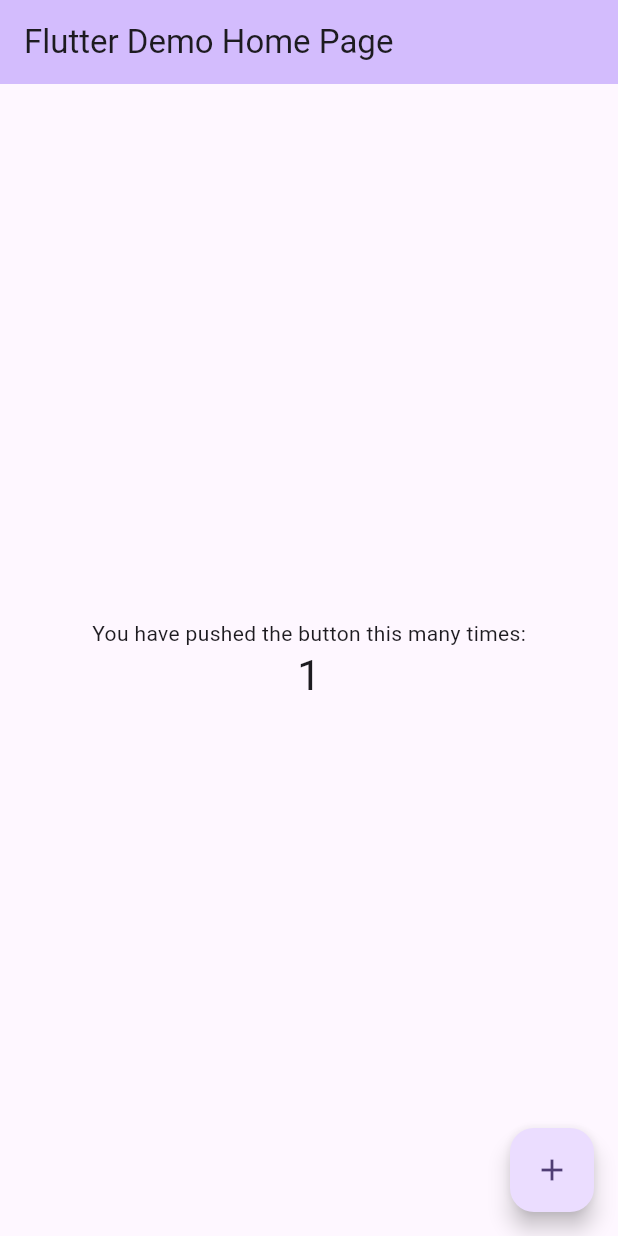
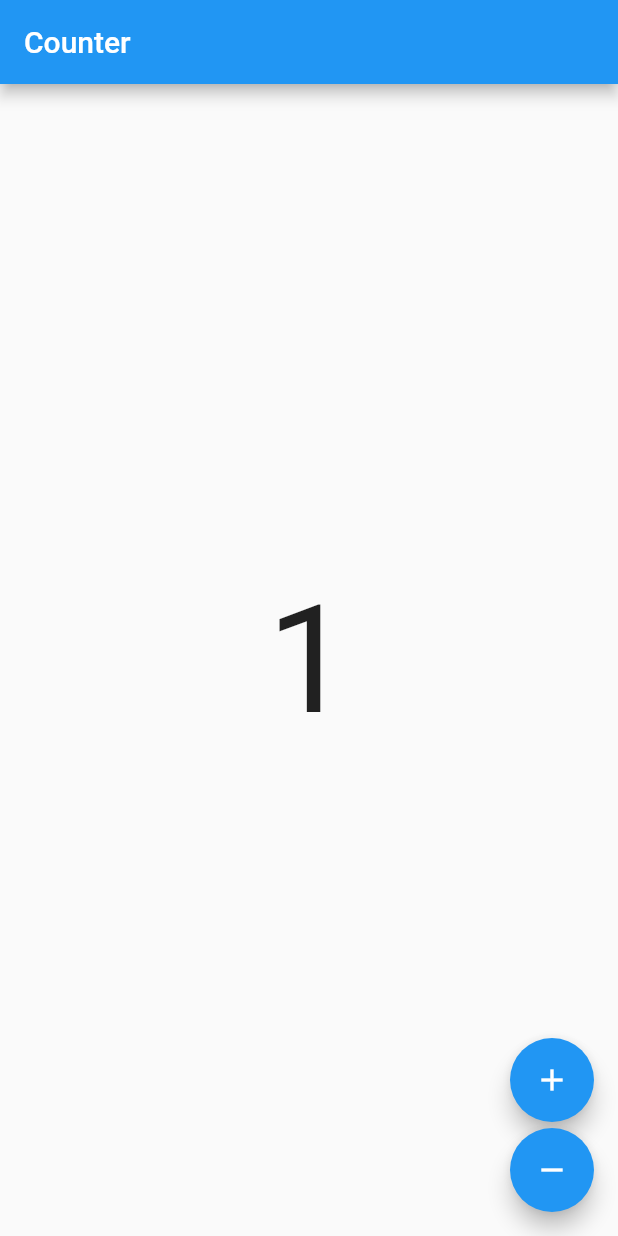
Before and after one commit to JuandaPatra/ecommerce_flutter_app, a Flutter app: the screen it shows after launch, after a tap on the "add" icon, on a phone screen of 412 x 824 dp. Run offline on Flutter 3.47's test engine with Material 2 defaults, Android fonts, the phone set to English and light mode, and no system bars; our stand-ins replace flutter_bloc.

```diff
--- /dev/null
+++ b/lib/counter_cubit.dart
@@ -0,0 +1,8 @@
+import 'package:flutter_bloc/flutter_bloc.dart';
+
+class CounterCubit extends Cubit<int> {
+  CounterCubit() : super(0);
+
+  void increment() => emit(state + 1);
+  void decrement() => emit(state - 1);
+}
--- a/lib/main.dart
+++ b/lib/main.dart
@@ -1,125 +1,77 @@
+// import 'package:flutter/material.dart';
+
+// void main() {
+//   runApp(const MyApp());
+// }
+
+// class MyApp extends StatelessWidget {
+//   const MyApp({super.key});
+
+//   @override
+//   Widget build(BuildContext context) {
+//     return const MaterialApp(
+//       title: 'Flutter E-Commerce',
+//       debugShowCheckedModeBanner: false,
+//       home: MyHomePage(),
+
+//     );
+//   }
+// }
+
+
+// class MyHomePage extends StatelessWidget {
+//   const MyHomePage({super.key});
+
+//   @override
+//   Widget build(BuildContext context) {
+//     return const Scaffold(
+//       body:  Center(child: Text('halaman home'),),
+//     );
+//   }
+// }
+
+import 'package:ecommerce_app/counter_cubit.dart';
 import 'package:flutter/material.dart';
+import 'package:flutter_bloc/flutter_bloc.dart';
 
-void main() {
-  runApp(const MyApp());
-}
+void main() => runApp(CounterApp());
 
-class MyApp extends StatelessWidget {
-  const MyApp({super.key});
-
-  // This widget is the root of your application.
+class CounterApp extends StatelessWidget {
   @override
   Widget build(BuildContext context) {
     return MaterialApp(
-      title: 'Flutter Demo',
-      theme: ThemeData(
-        // This is the theme of your application.
-        //
-        // TRY THIS: Try running your application with "flutter run". You'll see
-        // the application has a blue toolbar. Then, without quitting the app,
-        // try changing the seedColor in the colorScheme below to Colors.green
-        // and then invoke "hot reload" (save your changes or press the "hot
-        // reload" button in a Flutter-supported IDE, or press "r" if you used
-        // the command line to start the app).
-        //
-        // Notice that the counter didn't reset back to zero; the application
-        // state is not lost during the reload. To reset the state, use hot
-        // restart instead.
-        //
-        // This works for code too, not just values: Most code changes can be
-        // tested with just a hot reload.
-        colorScheme: ColorScheme.fromSeed(seedColor: Colors.deepPurple),
-        useMaterial3: true,
+      home: BlocProvider(
+        create: (_) => CounterCubit(),
+        child: CounterPage(),
       ),
-      home: const MyHomePage(title: 'Flutter Demo Home Page'),
     );
   }
 }
 
-class MyHomePage extends StatefulWidget {
-  const MyHomePage({super.key, required this.title});
 
-  // This widget is the home page of your application. It is stateful, meaning
-  // that it has a State object (defined below) that contains fields that affect
-  // how it looks.
-
-  // This class is the configuration for the state. It holds the values (in this
-  // case the title) provided by the parent (in this case the App widget) and
-  // used by the build method of the State. Fields in a Widget subclass are
-  // always marked "final".
-
-  final String title;
-
-  @override
-  State<MyHomePage> createState() => _MyHomePageState();
-}
-
-class _MyHomePageState extends State<MyHomePage> {
-  int _counter = 0;
-
-  void _incrementCounter() {
-    setState(() {
-      // This call to setState tells the Flutter framework that something has
-      // changed in this State, which causes it to rerun the build method below
-      // so that the display can reflect the updated values. If we changed
-      // _counter without calling setState(), then the build method would not be
-      // called again, and so nothing would appear to happen.
-      _counter++;
-    });
-  }
-
+class CounterPage extends StatelessWidget {
   @override
   Widget build(BuildContext context) {
-    // This method is rerun every time setState is called, for instance as done
-    // by the _incrementCounter method above.
-    //
-    // The Flutter framework has been optimized to make rerunning build methods
-    // fast, so that you can just rebuild anything that needs updating rather
-    // than having to individually change instances of widgets.
     return Scaffold(
-      appBar: AppBar(
-        // TRY THIS: Try changing the color here to a specific color (to
-        // Colors.amber, perhaps?) and trigger a hot reload to see the AppBar
-        // change color while the other colors stay the same.
-        backgroundColor: Theme.of(context).colorScheme.inversePrimary,
-        // Here we take the value from the MyHomePage object that was created by
-        // the App.build method, and use it to set our appbar title.
-        title: Text(widget.title),
+      appBar: AppBar(title: const Text('Counter')),
+      body: BlocBuilder<CounterCubit, int>(
+        builder: (context, count) => Center(child: Text('$count', style: const TextStyle(fontSize: 100),)),
       ),
-      body: Center(
-        // Center is a layout widget. It takes a single child and positions it
-        // in the middle of the parent.
-        child: Column(
-          // Column is also a layout widget. It takes a list of children and
-          // arranges them vertically. By default, it sizes itself to fit its
-          // children horizontally, and tries to be as tall as its parent.
-          //
-          // Column has various properties to control how it sizes itself and
-          // how it positions its children. Here we use mainAxisAlignment to
-          // center the children vertically; the main axis here is the vertical
-          // axis because Columns are vertical (the cross axis would be
-          // horizontal).
-          //
-          // TRY THIS: Invoke "debug painting" (choose the "Toggle Debug Paint"
-          // action in the IDE, or press "p" in the console), to see the
-          // wireframe for each widget.
-          mainAxisAlignment: MainAxisAlignment.center,
-          children: <Widget>[
-            const Text(
-              'You have pushed the button this many times:',
-            ),
-            Text(
-              '$_counter',
-              style: Theme.of(context).textTheme.headlineMedium,
-            ),
-          ],
-        ),
+      floatingActionButton: Column(
+        crossAxisAlignment: CrossAxisAlignment.end,
+        mainAxisAlignment: MainAxisAlignment.end,
+        children: <Widget>[
+          FloatingActionButton(
+            child: const Icon(Icons.add),
+            onPressed: () => context.read<CounterCubit>().increment(),
+          ),
+          const SizedBox(height: 4),
+          FloatingActionButton(
+            child: const Icon(Icons.remove),
+            onPressed: () => context.read<CounterCubit>().decrement(),
+          ),
+        ],
       ),
-      floatingActionButton: FloatingActionButton(
-        onPressed: _incrementCounter,
-        tooltip: 'Increment',
-        child: const Icon(Icons.add),
-      ), // This trailing comma makes auto-formatting nicer for build methods.
     );
   }
 }
--- a/pubspec.yaml
+++ b/pubspec.yaml
@@ -35,6 +35,7 @@ dependencies:
   # The following adds the Cupertino Icons font to your application.
   # Use with the CupertinoIcons class for iOS style icons.
   cupertino_icons: ^1.0.2
+  flutter_bloc: ^8.1.3
 
 dev_dependencies:
   flutter_test:
```
Also changed, not shown: pubspec.lock.
